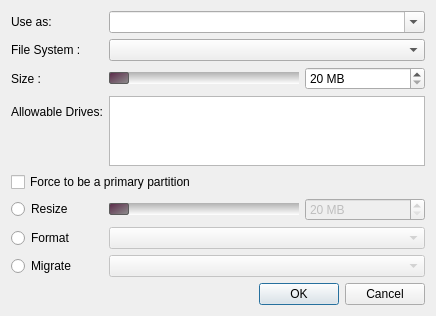
Old version of the form yali/gui/Ui/partition.ui in the repository dadas45li/yali.
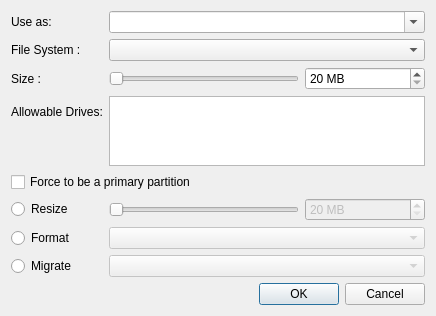
New version of the form.

Patch:
```diff
--- a/yali/gui/Ui/partition.ui
+++ b/yali/gui/Ui/partition.ui
@@ -55,20 +55,7 @@
    <item row="2" column="1">
     <widget class="QSlider" name="sizeSlider">
      <property name="styleSheet">
-      <string notr="true">QSlider::groove:horizontal {
-                     height: 12px;
-                     background: qlineargradient(x1:0, y1:0, x2:0, y2:1, stop:0 #B1B1B1, stop:1 #FFFFFF);
-                     margin: 2px 0;
-                 }
-
-                 QSlider::handle:horizontal {
-                     background: qlineargradient(x1:0, y1:0, x2:1, y2:1, stop:0 #5A2848, stop:1 #8f8f8f);
-                     border: 1px solid #5c5c5c;
-                     width: 18px;
-                     margin: 0 0;
-                     border-radius: 2px;
-                 }
-</string>
+      <string notr="true"/>
      </property>
      <property name="orientation">
       <enum>Qt::Horizontal</enum>
@@ -119,20 +106,7 @@
       <bool>false</bool>
      </property>
      <property name="styleSheet">
-      <string notr="true">QSlider::groove:horizontal {
-                     height: 12px;
-                     background: qlineargradient(x1:0, y1:0, x2:0, y2:1, stop:0 #B1B1B1, stop:1 #FFFFFF);
-                     margin: 2px 0;
-                 }
-
-                 QSlider::handle:horizontal {
-                     background: qlineargradient(x1:0, y1:0, x2:1, y2:1, stop:0 #5A2848, stop:1 #8f8f8f);
-                     border: 1px solid #5c5c5c;
-                     width: 18px;
-                     margin: 0 0;
-                     border-radius: 2px;
-                 }
-</string>
+      <string notr="true"/>
      </property>
      <property name="orientation">
       <enum>Qt::Horizontal</enum>
```
